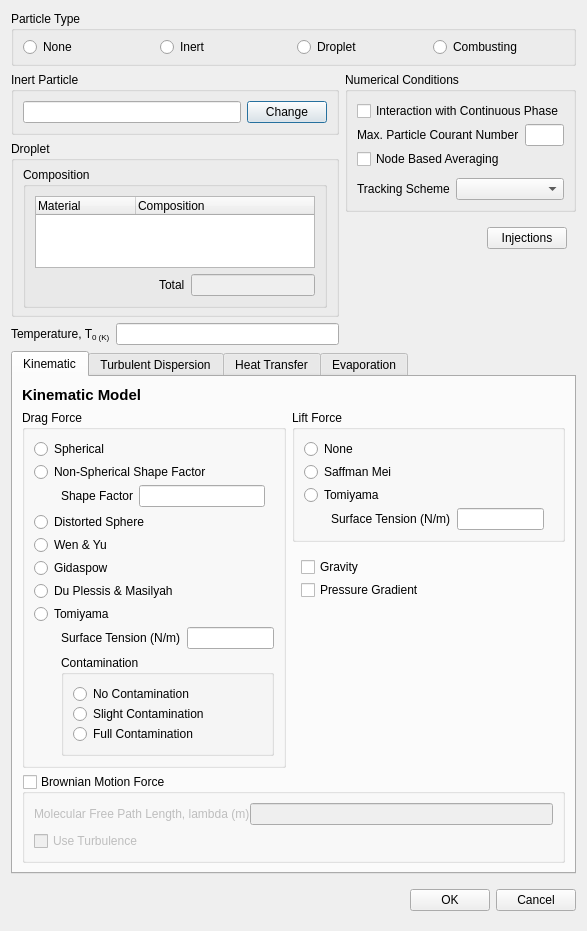
Old version of the form baramFlow/view/setup/models/DPM/DPM_dialog.ui in the repository nextfoam/baram.
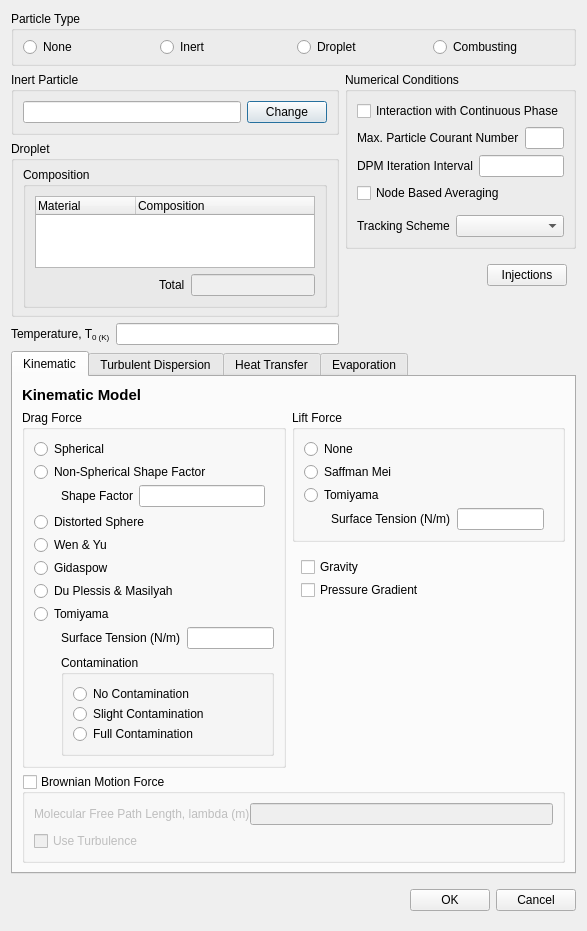
New version of the form. Custom widgets are drawn as their Qt base class.

The edit to the form file:
```diff
--- a/baramFlow/view/setup/models/DPM/DPM_dialog.ui
+++ b/baramFlow/view/setup/models/DPM/DPM_dialog.ui
@@ -300,9 +300,6 @@
                <string>Numerical Conditions</string>
               </property>
               <layout class="QVBoxLayout" name="verticalLayout_4">
-               <property name="spacing">
-                <number>3</number>
-               </property>
                <item>
                 <widget class="QCheckBox" name="interactionWithContinuousPhase">
                  <property name="text">
@@ -338,6 +335,34 @@
                  </layout>
                 </widget>
                </item>
+               <item>
+                <widget class="QWidget" name="DPMIterationIntervalWidget" native="true">
+                 <layout class="QFormLayout" name="formLayout_7">
+                  <property name="leftMargin">
+                   <number>0</number>
+                  </property>
+                  <property name="topMargin">
+                   <number>0</number>
+                  </property>
+                  <property name="rightMargin">
+                   <number>0</number>
+                  </property>
+                  <property name="bottomMargin">
+                   <number>0</number>
+                  </property>
+                  <item row="0" column="0">
+                   <widget class="QLabel" name="label_15">
+                    <property name="text">
+                     <string>DPM Iteration Interval</string>
+                    </property>
+                   </widget>
+                  </item>
+                  <item row="0" column="1">
+                   <widget class="BatchableFloatEdit" name="DPMIterationInterval"/>
+                  </item>
+                 </layout>
+                </widget>
+               </item>
                <item>
                 <widget class="QCheckBox" name="nodeBasedAveraging">
                  <property name="text">
```
Left out of the diff: 2 changed lines with no effect on the pictures.
